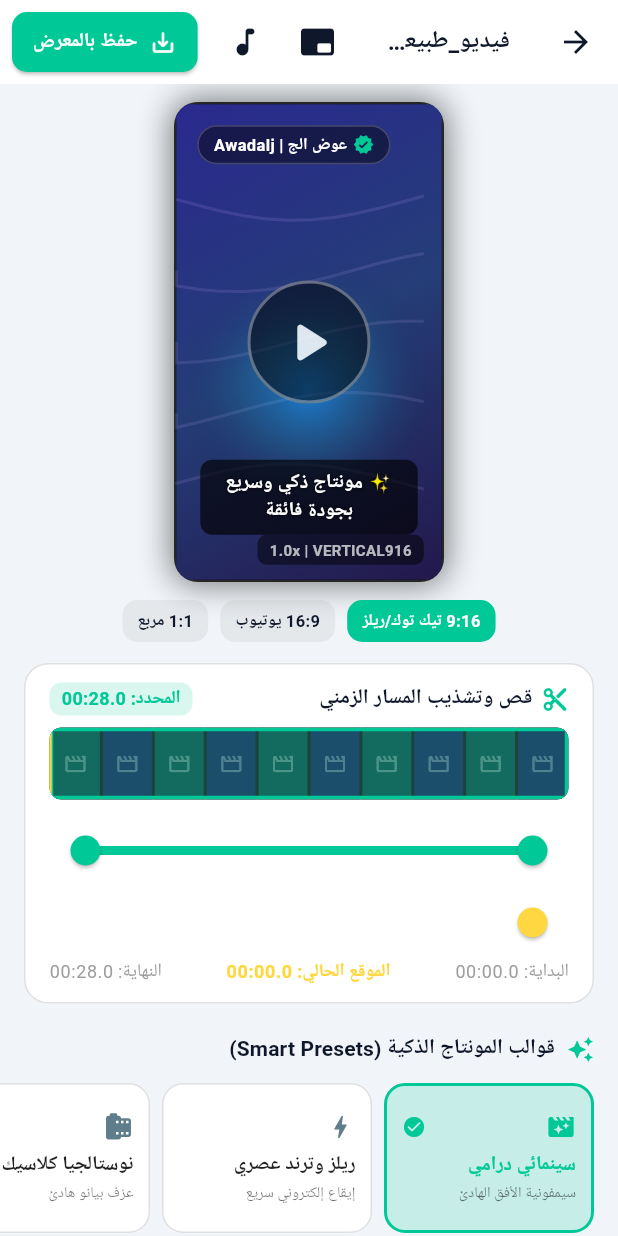
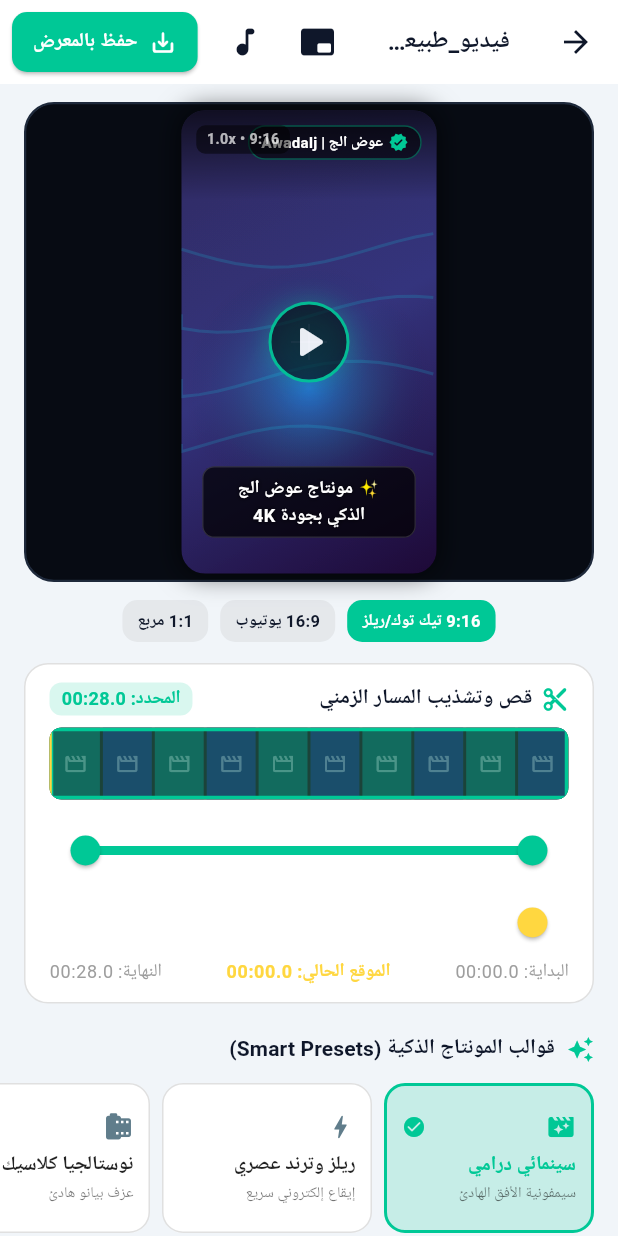
Before and after one commit to alkahlizero564-sudo/Apk-apps, a Flutter app: the screen it shows after launch, after a tap on "تجربة عينة فيديو فورية (بدون رفع)", on a phone screen of 412 x 824 dp. Run offline on Flutter 3.47's test engine with Material 3 defaults, Android fonts, the phone set to English and light mode, and no system bars; our stand-ins replace file_picker, shared_preferences, supabase_flutter; accounts and stored records are empty.

Commit message:
apk apps: awadalj

```diff
--- a/apps/awadalj/lib/widgets/video_preview_canvas.dart
+++ b/apps/awadalj/lib/widgets/video_preview_canvas.dart
@@ -34,22 +34,22 @@ class VideoPreviewCanvas extends StatelessWidget {
     switch (type) {
       case ColorFilterType.tealOrange:
         return const ColorFilter.matrix([
-          1.2, 0.0, 0.0, 0.0, 15,
-          0.0, 1.0, 0.0, 0.0, 0,
-          0.0, 0.0, 1.3, 0.0, 25,
+          1.25, 0.0, 0.0, 0.0, 18,
+          0.0, 1.05, 0.0, 0.0, -5,
+          0.0, 0.0, 1.35, 0.0, 25,
           0.0, 0.0, 0.0, 1.0, 0,
         ]);
       case ColorFilterType.warmGolden:
         return const ColorFilter.matrix([
           1.3, 0.0, 0.0, 0.0, 20,
           0.0, 1.15, 0.0, 0.0, 10,
-          0.0, 0.0, 0.8, 0.0, 0,
+          0.0, 0.0, 0.8, 0.0, -10,
           0.0, 0.0, 0.0, 1.0, 0,
         ]);
       case ColorFilterType.cyberpunk:
         return const ColorFilter.matrix([
-          1.4, 0.0, 0.2, 0.0, 10,
-          0.0, 0.9, 0.2, 0.0, -10,
+          1.4, 0.0, 0.2, 0.0, 15,
+          0.0, 0.9, 0.2, 0.0, -15,
           0.3, 0.0, 1.5, 0.0, 30,
           0.0, 0.0, 0.0, 1.0, 0,
         ]);
@@ -89,22 +89,29 @@ class VideoPreviewCanvas extends StatelessWidget {
   Widget build(BuildContext context) {
     final targetAspect = _getAspectRatioValue(project.aspectRatio);
 
-    return Center(
+    return Container(
+      width: double.infinity,
+      decoration: BoxDecoration(
+        color: const Color(0xFF070B13),
+        borderRadius: BorderRadius.circular(20),
+        border: Border.all(
+          color: const Color(0xFF1E293B),
+          width: 1.5,
+        ),
+      ),
+      child: Center(
         child: AspectRatio(
           aspectRatio: targetAspect,
           child: Container(
+            margin: const EdgeInsets.all(4),
             decoration: BoxDecoration(
               color: Colors.black,
               borderRadius: BorderRadius.circular(16),
-            border: Border.all(
-              color: Colors.white.withValues(alpha: 0.15),
-              width: 1.5,
-            ),
               boxShadow: [
                 BoxShadow(
-                color: Colors.black.withValues(alpha: 0.5),
-                blurRadius: 18,
-                spreadRadius: 2,
+                  color: Colors.black.withValues(alpha: 0.6),
+                  blurRadius: 14,
+                  spreadRadius: 1,
                 ),
               ],
             ),
@@ -112,30 +119,51 @@ class VideoPreviewCanvas extends StatelessWidget {
             child: Stack(
               fit: StackFit.expand,
               children: [
-              // Simulated dynamic video canvas with filter applied
+                // Rendered animated frame with filter
                 ColorFiltered(
                   colorFilter: _getFilterMatrix(project.filter),
                   child: CustomPaint(
                     painter: _SimulatedVideoFramePainter(
                       time: currentPosition,
                       isPlaying: isPlaying,
+                      presetId: project.presetId,
                     ),
                   ),
                 ),
 
-              // Watermark Overlay
+                // Top Vignette gradient
+                Positioned(
+                  top: 0,
+                  left: 0,
+                  right: 0,
+                  height: 60,
+                  child: Container(
+                    decoration: BoxDecoration(
+                      gradient: LinearGradient(
+                        begin: Alignment.topCenter,
+                        end: Alignment.bottomCenter,
+                        colors: [
+                          Colors.black.withValues(alpha: 0.65),
+                          Colors.transparent,
+                        ],
+                      ),
+                    ),
+                  ),
+                ),
+
+                // Watermark Badge
                 if (project.watermarkText.isNotEmpty)
                   Positioned(
-                  top: 14,
-                  left: 14,
+                    top: 10,
+                    right: 10,
                     child: Container(
-                    padding:
-                        const EdgeInsets.symmetric(horizontal: 10, vertical: 4),
+                      padding: const EdgeInsets.symmetric(horizontal: 8, vertical: 3),
                       decoration: BoxDecoration(
-                      color: Colors.black.withValues(alpha: 0.45),
-                      borderRadius: BorderRadius.circular(20),
+                        color: Colors.black.withValues(alpha: 0.55),
+                        borderRadius: BorderRadius.circular(14),
                         border: Border.all(
-                        color: Colors.white.withValues(alpha: 0.2),
+                          color: const Color(0xFF00C896).withValues(alpha: 0.4),
+                          width: 1,
                         ),
                       ),
                       child: Row(
@@ -144,14 +172,14 @@ class VideoPreviewCanvas extends StatelessWidget {
                           const Icon(
                             Icons.verified_rounded,
                             color: Color(0xFF00C896),
-                          size: 14,
+                            size: 13,
                           ),
                           const SizedBox(width: 4),
                           Text(
                             project.watermarkText,
                             style: const TextStyle(
                               color: Colors.white,
-                            fontSize: 11,
+                              fontSize: 10,
                               fontWeight: FontWeight.bold,
                             ),
                           ),
@@ -160,32 +188,54 @@ class VideoPreviewCanvas extends StatelessWidget {
                     ),
                   ),
 
-              // Real-time Subtitles Simulated Overlay
+                // Aspect ratio / Speed indicator
+                Positioned(
+                  top: 10,
+                  left: 10,
+                  child: Container(
+                    padding: const EdgeInsets.symmetric(horizontal: 7, vertical: 2.5),
+                    decoration: BoxDecoration(
+                      color: Colors.black.withValues(alpha: 0.5),
+                      borderRadius: BorderRadius.circular(6),
+                    ),
+                    child: Text(
+                      '${project.playbackSpeed}x • ${_getAspectName(project.aspectRatio)}',
+                      style: const TextStyle(
+                        color: Colors.white70,
+                        fontSize: 9.5,
+                        fontWeight: FontWeight.w600,
+                      ),
+                    ),
+                  ),
+                ),
+
+                // Live Dynamic Subtitles
                 if (project.enableSubtitles)
                   Positioned(
-                  bottom: 30,
-                  left: 16,
-                  right: 16,
+                    bottom: 24,
+                    left: 14,
+                    right: 14,
                     child: Center(
                       child: Container(
                         padding: const EdgeInsets.symmetric(
-                          horizontal: 12, vertical: 6),
+                            horizontal: 10, vertical: 5),
                         decoration: BoxDecoration(
-                        color: Colors.black.withValues(alpha: 0.65),
+                          color: Colors.black.withValues(alpha: 0.72),
                           borderRadius: BorderRadius.circular(8),
+                          border: Border.all(
+                            color: Colors.white.withValues(alpha: 0.15),
+                            width: 0.8,
+                          ),
                         ),
                         child: Text(
                           _getSubtitlesForTime(currentPosition),
                           textAlign: TextAlign.center,
                           style: const TextStyle(
                             color: Colors.white,
-                          fontSize: 13,
-                          fontWeight: FontWeight.w600,
+                            fontSize: 12,
+                            fontWeight: FontWeight.bold,
                             shadows: [
-                            Shadow(
-                              color: Colors.black,
-                              blurRadius: 4,
-                            ),
+                              Shadow(color: Colors.black, blurRadius: 4),
                             ],
                           ),
                         ),
@@ -193,51 +243,36 @@ class VideoPreviewCanvas extends StatelessWidget {
                     ),
                   ),
 
-              // Play / Pause Tap Overlay
+                // Play / Pause interactive center overlay
                 GestureDetector(
                   onTap: onTogglePlay,
                   behavior: HitTestBehavior.translucent,
                   child: Center(
                     child: AnimatedOpacity(
-                    opacity: isPlaying ? 0.0 : 0.85,
-                    duration: const Duration(milliseconds: 200),
+                      opacity: isPlaying ? 0.0 : 0.9,
+                      duration: const Duration(milliseconds: 180),
                       child: Container(
-                      padding: const EdgeInsets.all(16),
+                        width: 54,
+                        height: 54,
                         decoration: BoxDecoration(
-                        color: Colors.black.withValues(alpha: 0.6),
+                          color: Colors.black.withValues(alpha: 0.65),
                           shape: BoxShape.circle,
                           border: Border.all(
-                          color: Colors.white.withValues(alpha: 0.4),
+                            color: const Color(0xFF00C896),
                             width: 2,
                           ),
+                          boxShadow: [
+                            BoxShadow(
+                              color: const Color(0xFF00C896).withValues(alpha: 0.35),
+                              blurRadius: 14,
+                            ),
+                          ],
                         ),
                         child: const Icon(
                           Icons.play_arrow_rounded,
                           color: Colors.white,
-                        size: 46,
+                          size: 36,
                         ),
-                    ),
-                  ),
-                ),
-              ),
-
-              // Active Preset Badge
-              Positioned(
-                bottom: 10,
-                right: 12,
-                child: Container(
-                  padding:
-                      const EdgeInsets.symmetric(horizontal: 8, vertical: 3),
-                  decoration: BoxDecoration(
-                    color: Colors.black.withValues(alpha: 0.5),
-                    borderRadius: BorderRadius.circular(6),
-                  ),
-                  child: Text(
-                    '${project.playbackSpeed}x | ${project.aspectRatio.name.toUpperCase()}',
-                    style: const TextStyle(
-                      color: Colors.white70,
-                      fontSize: 10,
-                      fontWeight: FontWeight.w600,
                       ),
                     ),
                   ),
@@ -246,19 +281,33 @@ class VideoPreviewCanvas extends StatelessWidget {
             ),
           ),
         ),
+      ),
     );
+  }
+
+  String _getAspectName(VideoAspectRatio ratio) {
+    switch (ratio) {
+      case VideoAspectRatio.vertical916:
+        return '9:16';
+      case VideoAspectRatio.horizontal169:
+        return '16:9';
+      case VideoAspectRatio.square11:
+        return '1:1';
+      case VideoAspectRatio.portrait45:
+        return '4:5';
+    }
   }
 
   String _getSubtitlesForTime(double sec) {
     final mod = (sec % 12).toInt();
     if (mod < 3) {
-      return '✨ مونتاج ذكي وسريع بجودة فائقة';
+      return '✨ مونتاج عوض الج الذكي بجودة 4K';
     } else if (mod < 6) {
-      return '🎵 مزامنة الإيقاع مع الموسيقى التصويرية';
+      return '🎵 مزامنة النبضات مع المؤثرات الصوتية';
     } else if (mod < 9) {
-      return '🎨 تدريج لوني احترافي وتأثيرات بصرية';
+      return '🎨 تدريج لوني احترافي وتثبيت المشهد';
     } else {
-      return '💾 جاهز للحفظ المباشر في المعرض';
+      return '💾 جاهز للتصدير المباشر لمعرض الهاتف';
     }
   }
 }
@@ -266,64 +315,80 @@ class VideoPreviewCanvas extends StatelessWidget {
 class _SimulatedVideoFramePainter extends CustomPainter {
   final double time;
   final bool isPlaying;
+  final String presetId;
 
-  _SimulatedVideoFramePainter({required this.time, required this.isPlaying});
+  _SimulatedVideoFramePainter({
+    required this.time,
+    required this.isPlaying,
+    required this.presetId,
+  });
 
   @override
   void paint(Canvas canvas, Size size) {
     final rect = Offset.zero & size;
+    final shift = (math.sin(time * 0.7) + 1.0) / 2.0;
 
-    // Background gradient changing softly with playback
-    final shift = (math.sin(time * 0.5) + 1.0) / 2.0;
+    // Cinematic dynamic color blend
     final gradient = LinearGradient(
       begin: Alignment.topLeft,
       end: Alignment.bottomRight,
       colors: [
-        Color.lerp(const Color(0xFF1E3A8A), const Color(0xFF0F172A), shift)!,
-        Color.lerp(const Color(0xFF065F46), const Color(0xFF1E1B4B), 1.0 - shift)!,
-        const Color(0xFF111827),
+        Color.lerp(const Color(0xFF0F2027), const Color(0xFF203A43), shift)!,
+        Color.lerp(const Color(0xFF2C5364), const Color(0xFF0A192F), 1.0 - shift)!,
+        const Color(0xFF090D16),
       ],
     );
 
     final bgPaint = Paint()..shader = gradient.createShader(rect);
     canvas.drawRect(rect, bgPaint);
 
-    // Decorative cinematic grid / motion waves
+    // Audio frequency / motion waves simulation
     final wavePaint = Paint()
-      ..color = Colors.white.withValues(alpha: 0.08)
+      ..color = const Color(0xFF00C896).withValues(alpha: 0.18)
       ..style = PaintingStyle.stroke
       ..strokeWidth = 2.0;
 
     final path = Path();
-    final waveCount = 5;
+    const waveCount = 4;
     for (int i = 0; i < waveCount; i++) {
-      final yOffset = size.height * (0.2 + (i * 0.15));
+      final yOffset = size.height * (0.3 + (i * 0.14));
       path.moveTo(0, yOffset);
-      for (double x = 0; x <= size.width; x += 15) {
+      for (double x = 0; x <= size.width; x += 12) {
         final y = yOffset +
-            math.sin((x * 0.02) + (time * 2.0) + (i * 0.8)) * 14.0;
+            math.sin((x * 0.025) + (time * 2.5) + (i * 0.9)) * 12.0;
         path.lineTo(x, y);
       }
     }
     canvas.drawPath(path, wavePaint);
 
-    // Glowing motion orb (representing video focal subject)
-    final orbX = size.width * (0.3 + 0.4 * (math.sin(time * 0.8) + 1) / 2);
+    // Dynamic focal aura
+    final orbX = size.width * (0.35 + 0.3 * (math.sin(time * 0.8) + 1) / 2);
     final orbY = size.height * (0.4 + 0.2 * (math.cos(time * 0.9) + 1) / 2);
     final orbPaint = Paint()
       ..shader = RadialGradient(
         colors: [
-          const Color(0xFF00E5FF).withValues(alpha: 0.4),
-          const Color(0xFF00C896).withValues(alpha: 0.15),
+          const Color(0xFF00E5FF).withValues(alpha: 0.35),
+          const Color(0xFF00C896).withValues(alpha: 0.12),
           Colors.transparent,
         ],
-      ).createShader(Rect.fromCircle(center: Offset(orbX, orbY), radius: 90));
+      ).createShader(Rect.fromCircle(center: Offset(orbX, orbY), radius: 85));
 
-    canvas.drawCircle(Offset(orbX, orbY), 90, orbPaint);
+    canvas.drawCircle(Offset(orbX, orbY), 85, orbPaint);
+
+    // Cinematic crosshair in center
+    final centerCrosshair = Paint()
+      ..color = Colors.white.withValues(alpha: 0.15)
+      ..strokeWidth = 1.0;
+    final cX = size.width / 2;
+    final cY = size.height / 2;
+    canvas.drawLine(Offset(cX - 12, cY), Offset(cX + 12, cY), centerCrosshair);
+    canvas.drawLine(Offset(cX, cY - 12), Offset(cX, cY + 12), centerCrosshair);
   }
 
   @override
   bool shouldRepaint(covariant _SimulatedVideoFramePainter oldDelegate) {
-    return oldDelegate.time != time || oldDelegate.isPlaying != isPlaying;
+    return oldDelegate.time != time ||
+        oldDelegate.isPlaying != isPlaying ||
+        oldDelegate.presetId != presetId;
   }
 }
```
Lines whose indentation alone changed are shown as unchanged.
